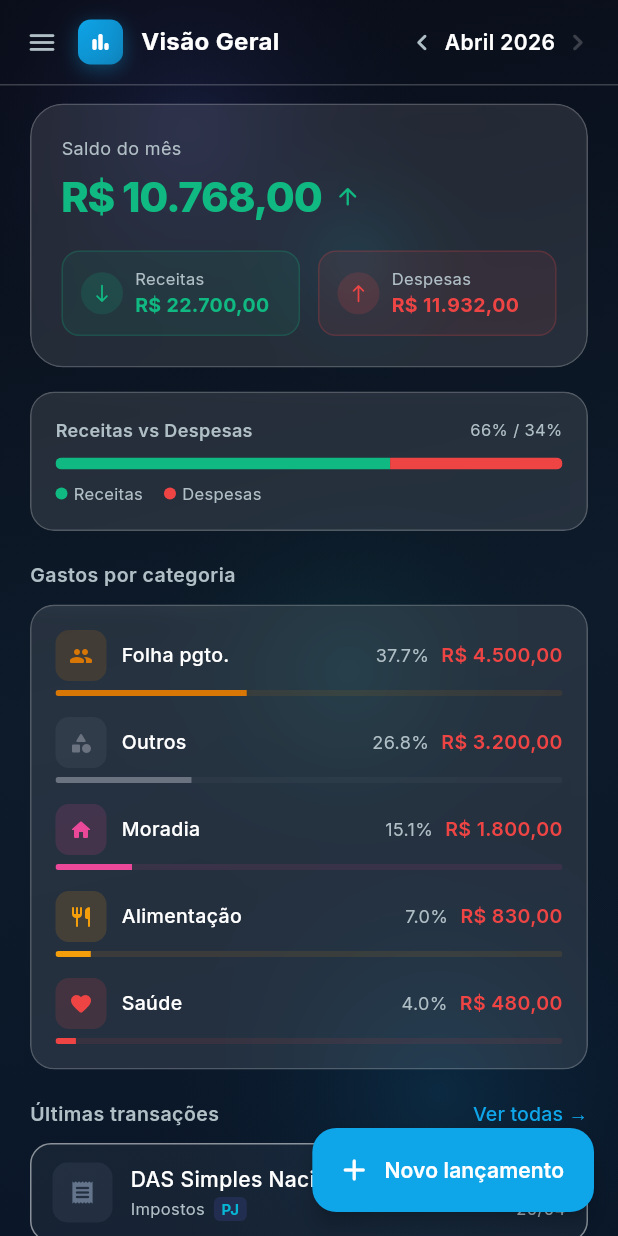
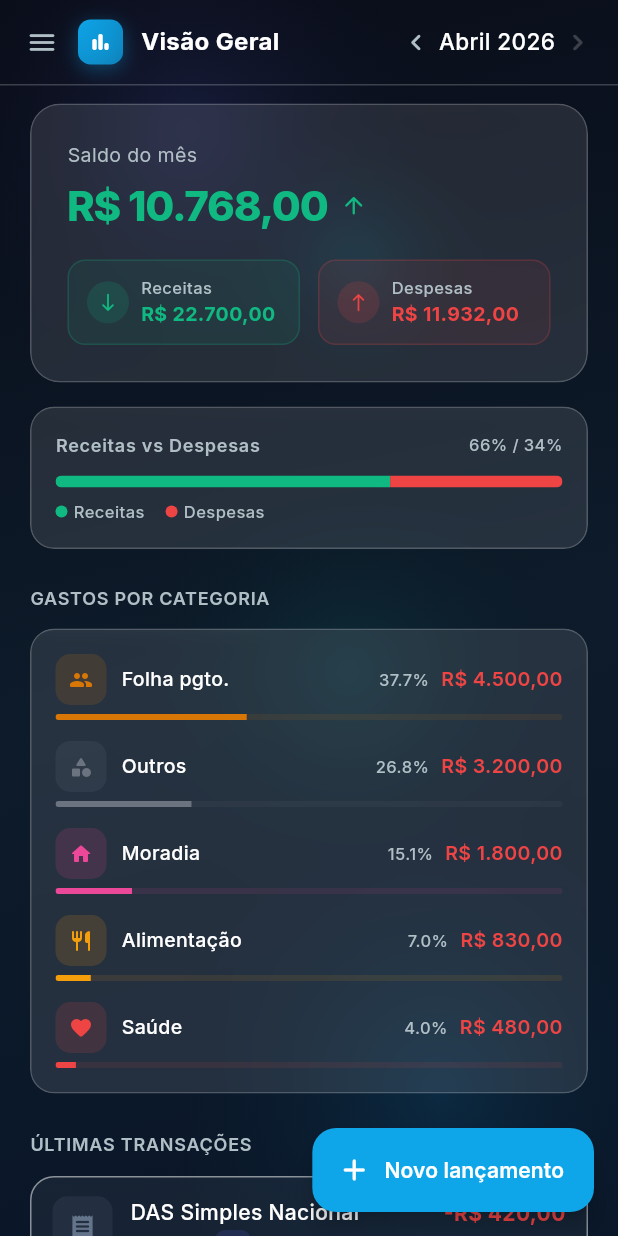
Before and after one commit to devchave/MaestroFinancas, a Flutter app: the DashboardScreen screen opened by its route, on a phone screen of 412 x 824 dp. Run offline on Flutter 3.47's test engine with Material 3 defaults, Android fonts, the phone set to English and light mode, and no system bars; our stand-ins replace flutter_animate, go_router, google_fonts.

Commit message:
Refactor DashboardScreen to use design system
- AppCard replaces GlassContainer everywhere
- SectionLabel replaces bespoke section heading function
- All paddings/radii/typography via tokens
- Section labels standardized in UPPERCASE
- MonthSelector and TxRow kept as public classes (reused by Transactions)

https://claude.ai/code/session_011YfDwKA5sEXCSYcbTsZePf

```diff
--- a/app/lib/screens/tools/dashboard_screen.dart
+++ b/app/lib/screens/tools/dashboard_screen.dart
@@ -1,10 +1,12 @@
 import 'package:flutter/material.dart';
 import 'package:go_router/go_router.dart';
-import 'package:google_fonts/google_fonts.dart';
 import '../../models/transaction.dart';
 import '../../theme/app_colors.dart';
+import '../../theme/app_radius.dart';
+import '../../theme/app_spacing.dart';
+import '../../theme/app_typography.dart';
 import '../../widgets/add_transaction_sheet.dart';
-import '../../widgets/glass_container.dart';
+import '../../widgets/app_ui.dart';
 import '../../widgets/tool_scaffold.dart';
 
 class DashboardScreen extends StatefulWidget {
@@ -44,7 +46,7 @@ class _DashboardScreenState extends State<DashboardScreen> {
         onPressed: () => showAddTransactionSheet(context, _store),
         icon: const Icon(Icons.add_rounded, color: Colors.white),
         label: Text('Novo lançamento',
-            style: GoogleFonts.inter(
+            style: AppTypo.body.copyWith(
                 color: Colors.white, fontWeight: FontWeight.w600)),
       ),
       content: ListenableBuilder(
@@ -59,43 +61,46 @@ class _DashboardScreenState extends State<DashboardScreen> {
           final recent = _store.forMonth(y, m).take(5).toList();
 
           return SingleChildScrollView(
-            padding: const EdgeInsets.fromLTRB(20, 12, 20, 100),
+            padding: const EdgeInsets.fromLTRB(
+                AppSpacing.screen,
+                AppSpacing.smd,
+                AppSpacing.screen,
+                AppSpacing.hero + AppSpacing.xl),
             child: Column(
               crossAxisAlignment: CrossAxisAlignment.stretch,
               children: [
                 _BalanceCard(
                     balance: balance, income: income, expense: expense),
-                const SizedBox(height: 16),
+                const SizedBox(height: AppSpacing.md),
                 _IncomeExpenseBar(income: income, expense: expense),
-                const SizedBox(height: 20),
+                const SizedBox(height: AppSpacing.lg),
                 if (cats.isNotEmpty) ...[
-                  _sectionLabel('Gastos por categoria'),
-                  const SizedBox(height: 10),
+                  const SectionLabel('GASTOS POR CATEGORIA'),
+                  const SizedBox(height: AppSpacing.smd),
                   _CategoriesCard(categories: cats, total: expense),
-                  const SizedBox(height: 20),
+                  const SizedBox(height: AppSpacing.lg),
                 ],
-                Row(
-                  mainAxisAlignment: MainAxisAlignment.spaceBetween,
-                  children: [
-                    _sectionLabel('Últimas transações'),
-                    TextButton(
+                SectionLabel(
+                  'ÚLTIMAS TRANSAÇÕES',
+                  trailing: TextButton(
                     onPressed: () => context.go('/app/transactions'),
                     style: TextButton.styleFrom(
                         padding: EdgeInsets.zero,
                         minimumSize: Size.zero,
-                          tapTargetSize: MaterialTapTargetSize.shrinkWrap),
+                        tapTargetSize:
+                            MaterialTapTargetSize.shrinkWrap),
                     child: Text('Ver todas →',
-                          style: GoogleFonts.inter(
-                              color: AppColors.accent1, fontSize: 13)),
+                        style: AppTypo.bodySmall
+                            .copyWith(color: AppColors.accent1)),
                   ),
-                  ],
                 ),
-                const SizedBox(height: 10),
+                const SizedBox(height: AppSpacing.smd),
                 if (recent.isEmpty)
                   _EmptyState()
                 else
-                  ...recent.map(
-                      (t) => TxRow(tx: t, onDelete: () => _store.remove(t.id))),
+                  ...recent.map((t) => TxRow(
+                      tx: t,
+                      onDelete: () => _store.remove(t.id))),
               ],
             ),
           );
@@ -103,15 +108,6 @@ class _DashboardScreenState extends State<DashboardScreen> {
       ),
     );
   }
-
-  Widget _sectionLabel(String text) => Text(
-        text,
-        style: GoogleFonts.inter(
-            color: AppColors.textSecondary,
-            fontSize: 13,
-            fontWeight: FontWeight.w600,
-            letterSpacing: 0.3),
-      );
 }
 
 // ─── Month selector ───────────────────────────────────────────────────────────
@@ -131,19 +127,12 @@ class MonthSelector extends StatelessWidget {
   @override
   Widget build(BuildContext context) {
     final now = DateTime.now();
-    final isCurrent =
-        month.year == now.year && month.month == now.month;
+    final isCurrent = month.year == now.year && month.month == now.month;
     return Row(
       mainAxisSize: MainAxisSize.min,
       children: [
         _NavBtn(icon: Icons.chevron_left_rounded, onTap: onPrev),
-        Text(
-          fmtMonth(month),
-          style: GoogleFonts.inter(
-              color: Colors.white,
-              fontWeight: FontWeight.w600,
-              fontSize: 14),
-        ),
+        Text(fmtMonth(month), style: AppTypo.bodyLarge),
         _NavBtn(
           icon: Icons.chevron_right_rounded,
           onTap: onNext,
@@ -158,7 +147,6 @@ class _NavBtn extends StatelessWidget {
   final IconData icon;
   final VoidCallback onTap;
   final bool dimmed;
-
   const _NavBtn({required this.icon, required this.onTap, this.dimmed = false});
 
   @override
@@ -166,7 +154,7 @@ class _NavBtn extends StatelessWidget {
     return GestureDetector(
       onTap: onTap,
       child: Padding(
-        padding: const EdgeInsets.symmetric(horizontal: 4, vertical: 4),
+        padding: const EdgeInsets.all(AppSpacing.xs),
         child: Icon(icon,
             color: dimmed ? AppColors.glassBorder : AppColors.textSecondary,
             size: 22),
@@ -190,29 +178,23 @@ class _BalanceCard extends StatelessWidget {
   @override
   Widget build(BuildContext context) {
     final positive = balance >= 0;
-    return GlassContainer(
-      padding: const EdgeInsets.all(20),
-      borderRadius: 22,
+    return AppCard(
+      padding: const EdgeInsets.all(AppSpacing.lg),
+      radius: AppRadius.xl,
       child: Column(
         crossAxisAlignment: CrossAxisAlignment.start,
         children: [
-          Text('Saldo do mês',
-              style: GoogleFonts.inter(
-                  color: AppColors.textSecondary, fontSize: 12)),
+          Text('Saldo do mês', style: AppTypo.bodySmall),
           const SizedBox(height: 4),
           Row(
-            crossAxisAlignment: CrossAxisAlignment.center,
             children: [
               Text(
                 fmtBRL(balance),
-                style: GoogleFonts.inter(
+                style: AppTypo.numberLarge.copyWith(
                   color: positive ? AppColors.positive : AppColors.negative,
-                  fontSize: 28,
-                  fontWeight: FontWeight.w800,
-                  letterSpacing: -0.8,
                 ),
               ),
-              const SizedBox(width: 8),
+              const SizedBox(width: AppSpacing.sm),
               Icon(
                 positive
                     ? Icons.arrow_upward_rounded
@@ -222,7 +204,7 @@ class _BalanceCard extends StatelessWidget {
               ),
             ],
           ),
-          const SizedBox(height: 16),
+          const SizedBox(height: AppSpacing.md),
           Row(
             children: [
               Expanded(
@@ -233,7 +215,7 @@ class _BalanceCard extends StatelessWidget {
                   icon: Icons.south_rounded,
                 ),
               ),
-              const SizedBox(width: 12),
+              const SizedBox(width: AppSpacing.smd),
               Expanded(
                 child: _MiniTile(
                   label: 'Despesas',
@@ -256,19 +238,21 @@ class _MiniTile extends StatelessWidget {
   final Color color;
   final IconData icon;
 
-  const _MiniTile(
-      {required this.label,
+  const _MiniTile({
+    required this.label,
     required this.value,
     required this.color,
-      required this.icon});
+    required this.icon,
+  });
 
   @override
   Widget build(BuildContext context) {
     return Container(
-      padding: const EdgeInsets.symmetric(horizontal: 12, vertical: 10),
+      padding: const EdgeInsets.symmetric(
+          horizontal: AppSpacing.smd, vertical: AppSpacing.sm + 2),
       decoration: BoxDecoration(
         color: color.withValues(alpha: 0.08),
-        borderRadius: BorderRadius.circular(12),
+        borderRadius: BorderRadius.circular(AppRadius.md),
         border: Border.all(color: color.withValues(alpha: 0.2)),
       ),
       child: Row(
@@ -282,20 +266,16 @@ class _MiniTile extends StatelessWidget {
             ),
             child: Icon(icon, color: color, size: 14),
           ),
-          const SizedBox(width: 8),
+          const SizedBox(width: AppSpacing.sm),
           Expanded(
             child: Column(
               crossAxisAlignment: CrossAxisAlignment.start,
               children: [
-                Text(label,
-                    style: GoogleFonts.inter(
-                        color: AppColors.textSecondary, fontSize: 11)),
+                Text(label, style: AppTypo.caption),
                 Text(
                   fmtBRL(value),
-                  style: GoogleFonts.inter(
-                      color: color,
-                      fontSize: 13,
-                      fontWeight: FontWeight.w700),
+                  style: AppTypo.bodySmall.copyWith(
+                      color: color, fontWeight: FontWeight.w700),
                   overflow: TextOverflow.ellipsis,
                 ),
               ],
@@ -321,60 +301,48 @@ class _IncomeExpenseBar extends StatelessWidget {
     if (total == 0) return const SizedBox.shrink();
     final incomeRatio = (income / total).clamp(0.01, 0.99);
 
-    return GlassContainer(
-      padding: const EdgeInsets.all(16),
-      borderRadius: 16,
+    return AppCard(
+      padding: const EdgeInsets.all(AppSpacing.md),
       child: Column(
         crossAxisAlignment: CrossAxisAlignment.start,
         children: [
           Row(
             mainAxisAlignment: MainAxisAlignment.spaceBetween,
             children: [
-              Text('Receitas vs Despesas',
-                  style: GoogleFonts.inter(
-                      color: AppColors.textSecondary,
-                      fontSize: 12,
-                      fontWeight: FontWeight.w600)),
+              Text('Receitas vs Despesas', style: AppTypo.label),
               Text(
                 '${(incomeRatio * 100).round()}% / '
                 '${((1 - incomeRatio) * 100).round()}%',
-                style: GoogleFonts.inter(
-                    color: AppColors.textSecondary, fontSize: 11),
+                style: AppTypo.caption,
               ),
             ],
           ),
-          const SizedBox(height: 10),
+          const SizedBox(height: AppSpacing.smd),
           ClipRRect(
-            borderRadius: BorderRadius.circular(6),
+            borderRadius: BorderRadius.circular(AppRadius.xs),
             child: Row(
               children: [
                 Expanded(
                   flex: (incomeRatio * 100).round(),
-                  child: Container(
-                      height: 8, color: AppColors.positive),
+                  child: Container(height: 8, color: AppColors.positive),
                 ),
                 Expanded(
                   flex: ((1 - incomeRatio) * 100).round(),
-                  child: Container(
-                      height: 8, color: AppColors.negative),
+                  child: Container(height: 8, color: AppColors.negative),
                 ),
               ],
             ),
           ),
-          const SizedBox(height: 8),
+          const SizedBox(height: AppSpacing.sm),
           Row(
             children: [
               _Dot(color: AppColors.positive),
               const SizedBox(width: 4),
-              Text('Receitas',
-                  style: GoogleFonts.inter(
-                      color: AppColors.textSecondary, fontSize: 11)),
-              const SizedBox(width: 14),
+              Text('Receitas', style: AppTypo.caption),
+              const SizedBox(width: AppSpacing.smd + 2),
               _Dot(color: AppColors.negative),
               const SizedBox(width: 4),
-              Text('Despesas',
-                  style: GoogleFonts.inter(
-                      color: AppColors.textSecondary, fontSize: 11)),
+              Text('Despesas', style: AppTypo.caption),
             ],
           ),
         ],
@@ -391,8 +359,7 @@ class _Dot extends StatelessWidget {
   Widget build(BuildContext context) => Container(
         width: 8,
         height: 8,
-        decoration:
-            BoxDecoration(color: color, shape: BoxShape.circle),
+        decoration: BoxDecoration(color: color, shape: BoxShape.circle),
       );
 }
 
@@ -402,22 +369,20 @@ class _CategoriesCard extends StatelessWidget {
   final Map<TxCategory, double> categories;
   final double total;
 
-  const _CategoriesCard(
-      {required this.categories, required this.total});
+  const _CategoriesCard({required this.categories, required this.total});
 
   @override
   Widget build(BuildContext context) {
     final top = categories.entries.take(5).toList();
-    return GlassContainer(
-      padding: const EdgeInsets.all(16),
-      borderRadius: 16,
+    return AppCard(
+      padding: const EdgeInsets.all(AppSpacing.md),
       child: Column(
         children: top.asMap().entries.map((entry) {
           final e = entry.value;
           final pct = total > 0 ? e.value / total : 0.0;
           final isLast = entry.key == top.length - 1;
           return Padding(
-            padding: EdgeInsets.only(bottom: isLast ? 0 : 14),
+            padding: EdgeInsets.only(bottom: isLast ? 0 : AppSpacing.smd + 2),
             child: Column(
               children: [
                 Row(
@@ -427,33 +392,24 @@ class _CategoriesCard extends StatelessWidget {
                       height: 34,
                       decoration: BoxDecoration(
                         color: e.key.color.withValues(alpha: 0.15),
-                        borderRadius: BorderRadius.circular(9),
+                        borderRadius: BorderRadius.circular(AppRadius.sm),
                       ),
-                      child: Icon(e.key.icon,
-                          color: e.key.color, size: 16),
+                      child: Icon(e.key.icon, color: e.key.color, size: 16),
                     ),
-                    const SizedBox(width: 10),
+                    const SizedBox(width: AppSpacing.smd - 2),
                     Expanded(
                       child: Text(e.key.label,
-                          style: GoogleFonts.inter(
+                          style: AppTypo.bodySmall.copyWith(
                               color: Colors.white,
-                              fontSize: 13,
                               fontWeight: FontWeight.w500)),
                     ),
-                    Text(
-                      '${(pct * 100).toStringAsFixed(1)}%',
-                      style: GoogleFonts.inter(
-                          color: AppColors.textSecondary,
-                          fontSize: 12),
-                    ),
-                    const SizedBox(width: 8),
-                    Text(
-                      fmtBRL(e.value),
-                      style: GoogleFonts.inter(
+                    Text('${(pct * 100).toStringAsFixed(1)}%',
+                        style: AppTypo.caption),
+                    const SizedBox(width: AppSpacing.sm),
+                    Text(fmtBRL(e.value),
+                        style: AppTypo.bodySmall.copyWith(
                             color: AppColors.negative,
-                          fontSize: 13,
-                          fontWeight: FontWeight.w600),
-                    ),
+                            fontWeight: FontWeight.w600)),
                   ],
                 ),
                 const SizedBox(height: 6),
@@ -461,8 +417,7 @@ class _CategoriesCard extends StatelessWidget {
                   borderRadius: BorderRadius.circular(4),
                   child: LinearProgressIndicator(
                     value: pct,
-                    backgroundColor:
-                        e.key.color.withValues(alpha: 0.1),
+                    backgroundColor: e.key.color.withValues(alpha: 0.1),
                     valueColor: AlwaysStoppedAnimation(e.key.color),
                     minHeight: 4,
                   ),
@@ -492,22 +447,22 @@ class TxRow extends StatelessWidget {
       direction: DismissDirection.endToStart,
       background: Container(
         alignment: Alignment.centerRight,
-        padding: const EdgeInsets.only(right: 20),
+        padding: const EdgeInsets.only(right: AppSpacing.screen),
         decoration: BoxDecoration(
           color: AppColors.negative.withValues(alpha: 0.15),
-          borderRadius: BorderRadius.circular(14),
+          borderRadius: BorderRadius.circular(AppRadius.lg),
         ),
         child: const Icon(Icons.delete_outline_rounded,
             color: AppColors.negative),
       ),
       onDismissed: (_) => onDelete(),
       child: Container(
-        margin: const EdgeInsets.only(bottom: 8),
-        padding:
-            const EdgeInsets.symmetric(horizontal: 14, vertical: 12),
+        margin: const EdgeInsets.only(bottom: AppSpacing.sm),
+        padding: const EdgeInsets.symmetric(
+            horizontal: AppSpacing.smd + 2, vertical: AppSpacing.smd),
         decoration: BoxDecoration(
           color: Colors.white.withValues(alpha: 0.05),
-          borderRadius: BorderRadius.circular(14),
+          borderRadius: BorderRadius.circular(AppRadius.lg),
           border: Border.all(
               color: AppColors.glassBorder.withValues(alpha: 0.5)),
         ),
@@ -518,28 +473,23 @@ class TxRow extends StatelessWidget {
               height: 40,
               decoration: BoxDecoration(
                 color: tx.category.color.withValues(alpha: 0.15),
-                borderRadius: BorderRadius.circular(10),
+                borderRadius: BorderRadius.circular(AppRadius.sm),
               ),
               child: Icon(tx.category.icon,
                   color: tx.category.color, size: 18),
             ),
-            const SizedBox(width: 12),
+            const SizedBox(width: AppSpacing.smd),
             Expanded(
               child: Column(
                 crossAxisAlignment: CrossAxisAlignment.start,
                 children: [
                   Text(tx.title,
-                      style: GoogleFonts.inter(
-                          color: Colors.white,
-                          fontSize: 14,
+                      style: AppTypo.body.copyWith(
                           fontWeight: FontWeight.w500)),
                   const SizedBox(height: 2),
                   Row(
                     children: [
-                      Text(tx.category.label,
-                          style: GoogleFonts.inter(
-                              color: AppColors.textSecondary,
-                              fontSize: 11)),
+                      Text(tx.category.label, style: AppTypo.caption),
                       const SizedBox(width: 6),
                       _AccountTag(tx.account),
                     ],
@@ -552,20 +502,15 @@ class TxRow extends StatelessWidget {
               children: [
                 Text(
                   '${isIncome ? '+' : '-'}${fmtBRL(tx.amount)}',
-                  style: GoogleFonts.inter(
+                  style: AppTypo.body.copyWith(
                     color: isIncome
                         ? AppColors.positive
                         : AppColors.negative,
-                    fontSize: 14,
                     fontWeight: FontWeight.w700,
                   ),
                 ),
                 const SizedBox(height: 2),
-                Text(
-                  fmtDateShort(tx.date),
-                  style: GoogleFonts.inter(
-                      color: AppColors.textSecondary, fontSize: 11),
-                ),
+                Text(fmtDateShort(tx.date), style: AppTypo.caption),
               ],
             ),
           ],
@@ -585,13 +530,10 @@ class _AccountTag extends StatelessWidget {
       padding: const EdgeInsets.symmetric(horizontal: 5, vertical: 1),
       decoration: BoxDecoration(
         color: AppColors.accent3.withValues(alpha: 0.15),
-        borderRadius: BorderRadius.circular(4),
+        borderRadius: BorderRadius.circular(AppRadius.xs),
       ),
       child: Text(account,
-          style: GoogleFonts.inter(
-              color: AppColors.accent2,
-              fontSize: 10,
-              fontWeight: FontWeight.w700)),
+          style: AppTypo.labelSmall.copyWith(color: AppColors.accent2)),
     );
   }
 }
@@ -602,21 +544,19 @@ class _EmptyState extends StatelessWidget {
   @override
   Widget build(BuildContext context) {
     return Padding(
-      padding: const EdgeInsets.symmetric(vertical: 36),
+      padding: const EdgeInsets.symmetric(vertical: AppSpacing.xl),
       child: Center(
         child: Column(
           children: [
             Icon(Icons.receipt_long_rounded,
                 color: AppColors.glassBorder, size: 40),
-            const SizedBox(height: 12),
+            const SizedBox(height: AppSpacing.smd),
             Text('Nenhuma transação neste mês',
-                style: GoogleFonts.inter(
-                    color: AppColors.textSecondary, fontSize: 14)),
+                style: AppTypo.body
+                    .copyWith(color: AppColors.textSecondary)),
             const SizedBox(height: 4),
             Text('Toque em "Novo lançamento" para começar',
-                style: GoogleFonts.inter(
-                    color: AppColors.textSecondary.withValues(alpha: 0.5),
-                    fontSize: 12)),
+                style: AppTypo.caption),
           ],
         ),
       ),
```
Lines whose indentation alone changed are shown as unchanged.
